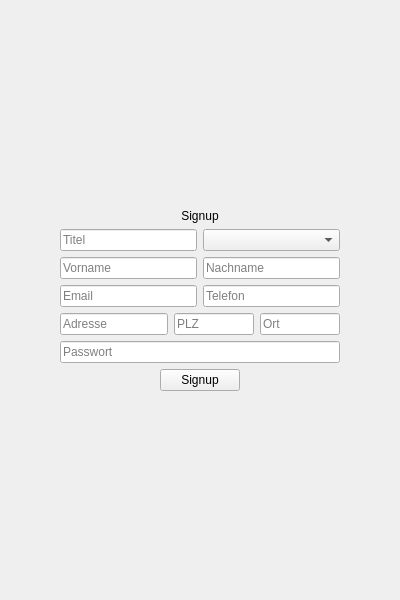
MehmetMertt/twentyONE_HR_System, file HR_Managment_System_Application/auth/signup.ui: the form before one commit.
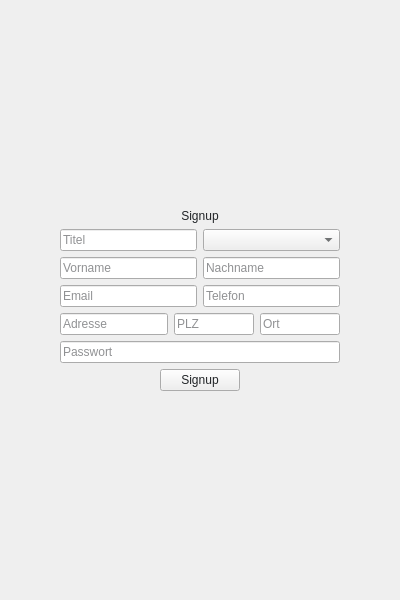
The form after the commit.

```diff
--- a/HR_Managment_System_Application/auth/signup.ui
+++ b/HR_Managment_System_Application/auth/signup.ui
@@ -10,6 +10,169 @@
     <height>600</height>
    </rect>
   </property>
+  <property name="palette">
+   <palette>
+    <active>
+     <colorrole role="WindowText">
+      <brush brushstyle="SolidPattern">
+       <color alpha="255">
+        <red>33</red>
+        <green>36</green>
+        <blue>39</blue>
+       </color>
+      </brush>
+     </colorrole>
+     <colorrole role="Text">
+      <brush brushstyle="SolidPattern">
+       <color alpha="255">
+        <red>33</red>
+        <green>36</green>
+        <blue>39</blue>
+       </color>
+      </brush>
+     </colorrole>
+     <colorrole role="ButtonText">
+      <brush brushstyle="SolidPattern">
+       <color alpha="255">
+        <red>33</red>
+        <green>36</green>
+        <blue>39</blue>
+       </color>
+      </brush>
+     </colorrole>
+     <colorrole role="Highlight">
+      <brush brushstyle="SolidPattern">
+       <color alpha="255">
+        <red>17</red>
+        <green>105</green>
+        <blue>142</blue>
+       </color>
+      </brush>
+     </colorrole>
+     <colorrole role="ToolTipText">
+      <brush brushstyle="SolidPattern">
+       <color alpha="255">
+        <red>33</red>
+        <green>36</green>
+        <blue>39</blue>
+       </color>
+      </brush>
+     </colorrole>
+     <colorrole role="PlaceholderText">
+      <brush brushstyle="SolidPattern">
+       <color alpha="128">
+        <red>33</red>
+        <green>36</green>
+        <blue>39</blue>
+       </color>
+      </brush>
+     </colorrole>
+     <colorrole role="Accent">
+      <brush brushstyle="SolidPattern">
+       <color alpha="255">
+        <red>22</red>
+        <green>199</green>
+        <blue>154</blue>
+       </color>
+      </brush>
+     </colorrole>
+    </active>
+    <inactive>
+     <colorrole role="WindowText">
+      <brush brushstyle="SolidPattern">
+       <color alpha="255">
+        <red>33</red>
+        <green>36</green>
+        <blue>39</blue>
+       </color>
+      </brush>
+     </colorrole>
+     <colorrole role="Text">
+      <brush brushstyle="SolidPattern">
+       <color alpha="255">
+        <red>33</red>
+        <green>36</green>
+        <blue>39</blue>
+       </color>
+      </brush>
+     </colorrole>
+     <colorrole role="ButtonText">
+      <brush brushstyle="SolidPattern">
+       <color alpha="255">
+        <red>33</red>
+        <green>36</green>
+        <blue>39</blue>
+       </color>
+      </brush>
+     </colorrole>
+     <colorrole role="Highlight">
+      <brush brushstyle="SolidPattern">
+       <color alpha="255">
+        <red>17</red>
+        <green>105</green>
+        <blue>142</blue>
+       </color>
+      </brush>
+     </colorrole>
+     <colorrole role="ToolTipText">
+      <brush brushstyle="SolidPattern">
+       <color alpha="255">
+        <red>33</red>
+        <green>36</green>
+        <blue>39</blue>
+       </color>
+      </brush>
+     </colorrole>
+     <colorrole role="PlaceholderText">
+      <brush brushstyle="SolidPattern">
+       <color alpha="128">
+        <red>33</red>
+        <green>36</green>
+        <blue>39</blue>
+       </color>
+      </brush>
+     </colorrole>
+     <colorrole role="Accent">
+      <brush brushstyle="SolidPattern">
+       <color alpha="255">
+        <red>22</red>
+        <green>199</green>
+        <blue>154</blue>
+       </color>
+      </brush>
+     </colorrole>
+    </inactive>
+    <disabled>
+     <colorrole role="ToolTipText">
+      <brush brushstyle="SolidPattern">
+       <color alpha="255">
+        <red>33</red>
+        <green>36</green>
+        <blue>39</blue>
+       </color>
+      </brush>
+     </colorrole>
+     <colorrole role="PlaceholderText">
+      <brush brushstyle="SolidPattern">
+       <color alpha="128">
+        <red>33</red>
+        <green>36</green>
+        <blue>39</blue>
+       </color>
+      </brush>
+     </colorrole>
+     <colorrole role="Accent">
+      <brush brushstyle="SolidPattern">
+       <color alpha="255">
+        <red>22</red>
+        <green>199</green>
+        <blue>154</blue>
+       </color>
+      </brush>
+     </colorrole>
+    </disabled>
+   </palette>
+  </property>
   <property name="windowTitle">
    <string>Form</string>
   </property>
```
